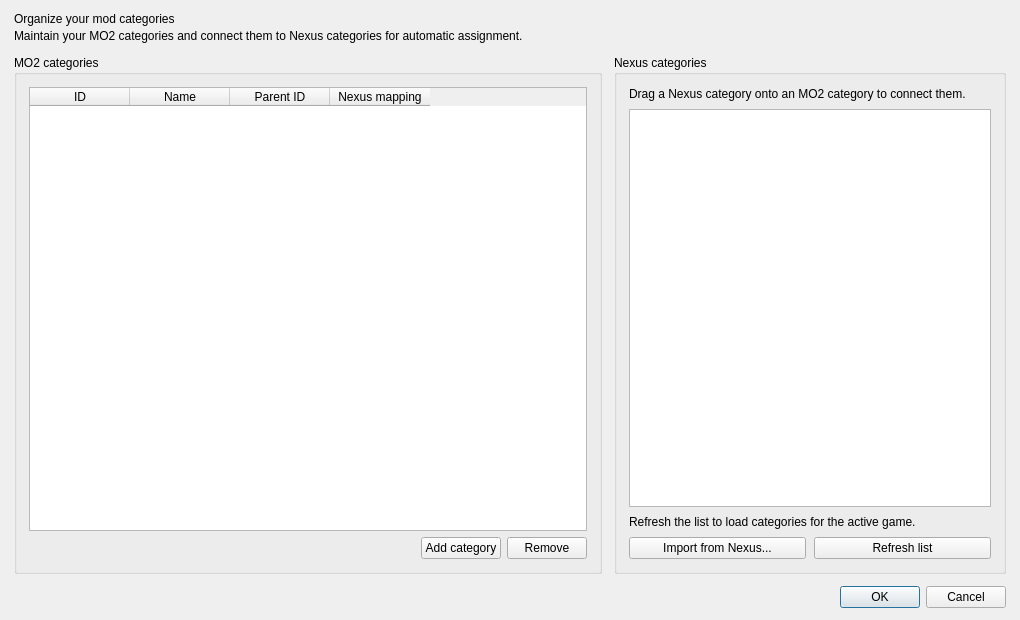
Before: the Qt Designer form source/modorganizer/src/categoriesdialog.ui in ArialSenki/MO2-Revamped, drawn with Qt 5.
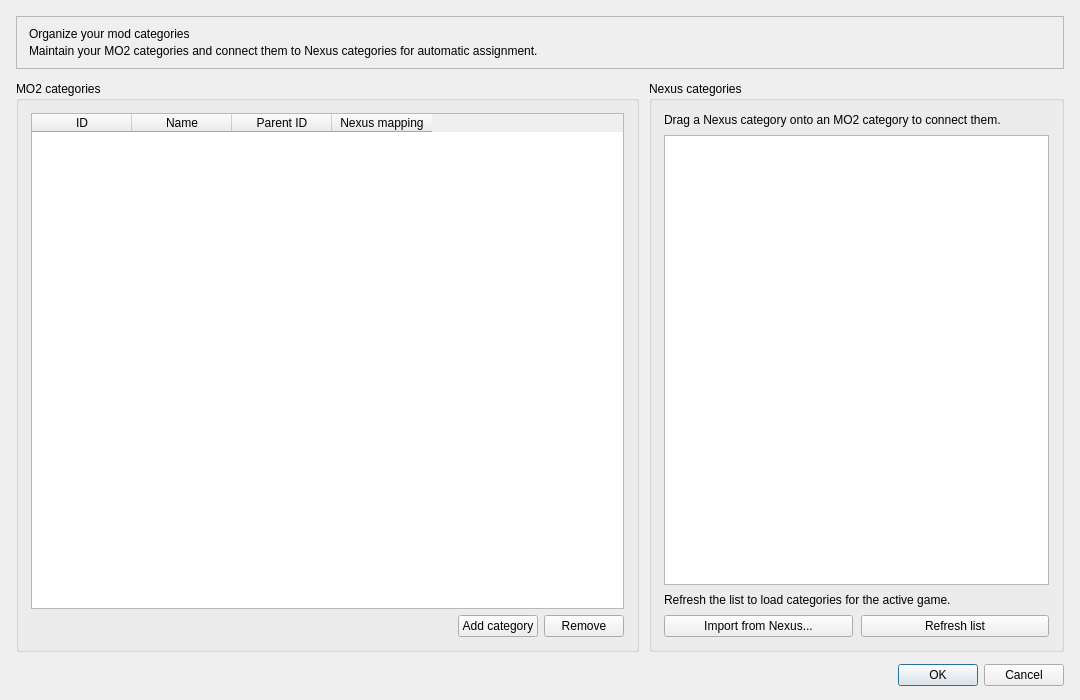
After: the same form once the commit is applied. Custom widgets are drawn as their Qt base class.

Patch:
```diff
--- a/source/modorganizer/src/categoriesdialog.ui
+++ b/source/modorganizer/src/categoriesdialog.ui
@@ -3,19 +3,25 @@
  <class>CategoriesDialog</class>
  <widget class="QDialog" name="CategoriesDialog">
   <property name="geometry">
-   <rect><x>0</x><y>0</y><width>1020</width><height>620</height></rect>
+   <rect><x>0</x><y>0</y><width>1080</width><height>700</height></rect>
   </property>
   <property name="windowTitle">
    <string>Manage Categories</string>
   </property>
   <layout class="QVBoxLayout" name="verticalLayout">
-   <property name="leftMargin"><number>14</number></property>
-   <property name="topMargin"><number>12</number></property>
-   <property name="rightMargin"><number>14</number></property>
-   <property name="bottomMargin"><number>12</number></property>
+   <property name="leftMargin"><number>16</number></property>
+   <property name="topMargin"><number>16</number></property>
+   <property name="rightMargin"><number>16</number></property>
+   <property name="bottomMargin"><number>14</number></property>
    <property name="spacing"><number>12</number></property>
    <item>
+    <widget class="QFrame" name="categoriesHeaderPanel">
+     <property name="frameShape"><enum>QFrame::StyledPanel</enum></property>
     <layout class="QVBoxLayout" name="introLayout">
+      <property name="leftMargin"><number>12</number></property>
+      <property name="topMargin"><number>10</number></property>
+      <property name="rightMargin"><number>12</number></property>
+      <property name="bottomMargin"><number>10</number></property>
      <property name="spacing"><number>3</number></property>
      <item>
       <widget class="QLabel" name="dialogHeading">
@@ -29,10 +35,11 @@
       </widget>
      </item>
     </layout>
+    </widget>
    </item>
    <item>
     <layout class="QHBoxLayout" name="contentLayout">
-     <property name="spacing"><number>12</number></property>
+     <property name="spacing"><number>10</number></property>
      <item>
       <widget class="QGroupBox" name="localCategoriesCard">
        <property name="sizePolicy">
```
Left out of the diff: 2 changed lines with no effect on the pictures. Lines whose indentation alone changed are shown as unchanged.
